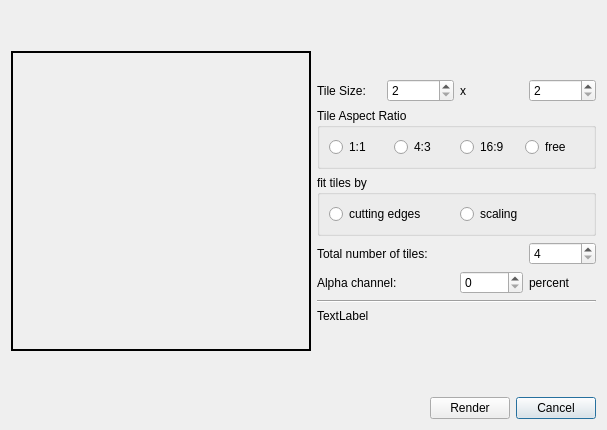
The window that mosaicdetailsdlg.ui (seanet7or/mosaicit) describes before a commit, drawn with Qt 5.
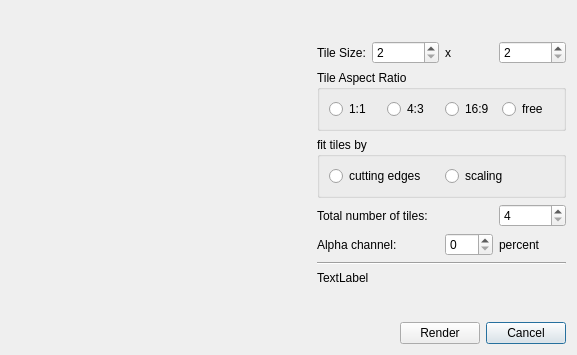
The same window after the commit.

Commit message: - progress bar when rendering mosaic is working - minor ui changes in new mosaic wizard

Patch:
```diff
--- a/mosaicdetailsdlg.ui
+++ b/mosaicdetailsdlg.ui
@@ -6,8 +6,8 @@
    <rect>
     <x>0</x>
     <y>0</y>
-    <width>607</width>
-    <height>430</height>
+    <width>577</width>
+    <height>355</height>
    </rect>
   </property>
   <property name="windowTitle">
@@ -21,12 +21,6 @@
     <layout class="QHBoxLayout" name="horizontalLayout">
      <item>
       <widget class="QLabel" name="previewImage">
-       <property name="sizePolicy">
-        <sizepolicy hsizetype="Fixed" vsizetype="Fixed">
-         <horstretch>0</horstretch>
-         <verstretch>0</verstretch>
-        </sizepolicy>
-       </property>
        <property name="minimumSize">
         <size>
          <width>300</width>
@@ -40,7 +34,7 @@
         </size>
        </property>
        <property name="frameShape">
-        <enum>QFrame::WinPanel</enum>
+        <enum>QFrame::NoFrame</enum>
        </property>
        <property name="lineWidth">
         <number>2</number>
```
Left out of the diff: 2 changed lines with no effect on the pictures. The commit also changes 6 other files.
